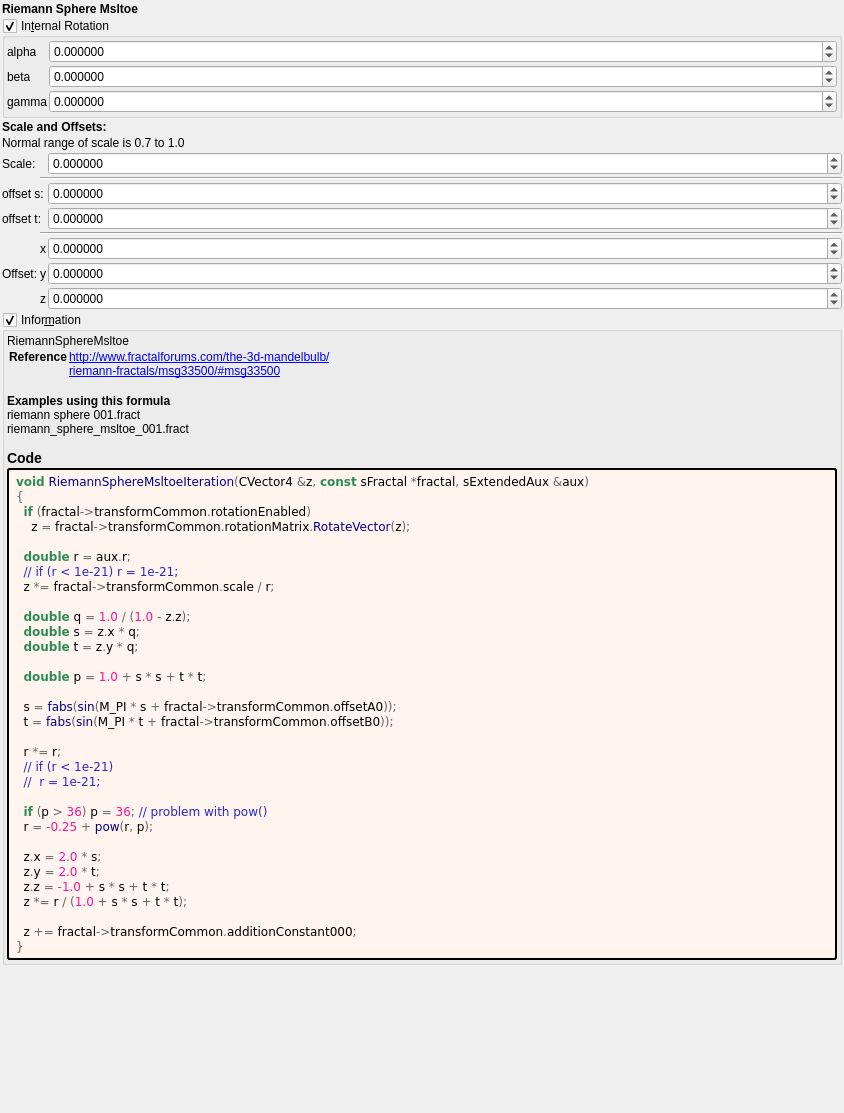
Before: the Qt Designer form mandelbulber2/formula/ui/riemann_sphere_msltoe.ui in buddhi1980/mandelbulber2, drawn with Qt 5.
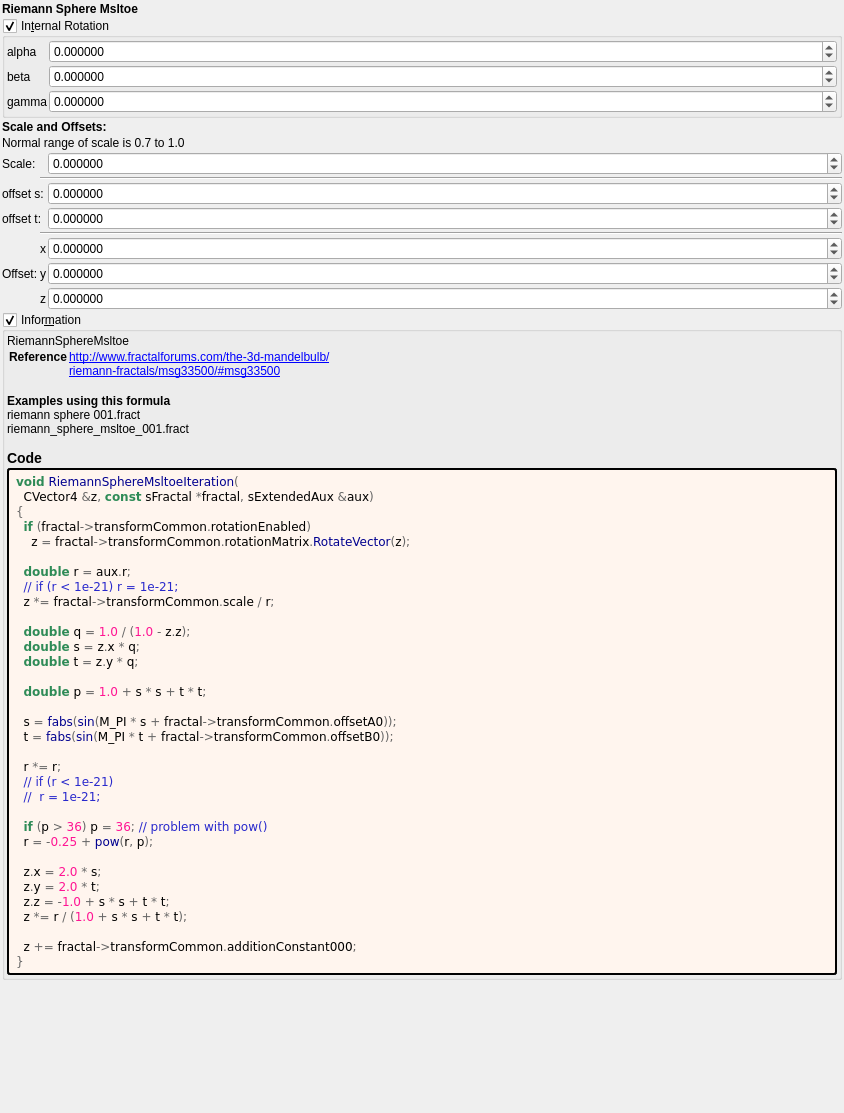
After: the same form once the commit is applied. Custom widgets are drawn as their Qt base class.

What changed in the file:
```diff
--- a/mandelbulber2/formula/ui/riemann_sphere_msltoe.ui
+++ b/mandelbulber2/formula/ui/riemann_sphere_msltoe.ui
@@ -494,7 +494,8 @@
         </property>
         <property name="text">
          <string notr="true">&lt;body style=&quot;background-color:#fff5ee&quot;&gt;
-&lt;pre style=&quot;color:#000000; background-color:#fff5ee;  font-family:'Courier New',monospace;&quot;&gt;&lt;span style=&quot;color:#2e8b57; font-weight:bold&quot;&gt;void&lt;/span&gt; &lt;span style=&quot;color:#00008f&quot;&gt;RiemannSphereMsltoeIteration&lt;/span&gt;&lt;span style=&quot;color:#676767&quot;&gt;(&lt;/span&gt;CVector4 &lt;span style=&quot;color:#676767&quot;&gt;&amp;amp;&lt;/span&gt;z&lt;span style=&quot;color:#676767&quot;&gt;,&lt;/span&gt; &lt;span style=&quot;color:#2e8b57; font-weight:bold&quot;&gt;const&lt;/span&gt; sFractal &lt;span style=&quot;color:#676767&quot;&gt;*&lt;/span&gt;fractal&lt;span style=&quot;color:#676767&quot;&gt;,&lt;/span&gt; sExtendedAux &lt;span style=&quot;color:#676767&quot;&gt;&amp;amp;&lt;/span&gt;aux&lt;span style=&quot;color:#676767&quot;&gt;)&lt;/span&gt;
+&lt;pre style=&quot;color:#000000; background-color:#fff5ee;  font-family:'Courier New',monospace;&quot;&gt;&lt;span style=&quot;color:#2e8b57; font-weight:bold&quot;&gt;void&lt;/span&gt; &lt;span style=&quot;color:#00008f&quot;&gt;RiemannSphereMsltoeIteration&lt;/span&gt;&lt;span style=&quot;color:#676767&quot;&gt;(&lt;/span&gt;
+  CVector4 &lt;span style=&quot;color:#676767&quot;&gt;&amp;amp;&lt;/span&gt;z&lt;span style=&quot;color:#676767&quot;&gt;,&lt;/span&gt; &lt;span style=&quot;color:#2e8b57; font-weight:bold&quot;&gt;const&lt;/span&gt; sFractal &lt;span style=&quot;color:#676767&quot;&gt;*&lt;/span&gt;fractal&lt;span style=&quot;color:#676767&quot;&gt;,&lt;/span&gt; sExtendedAux &lt;span style=&quot;color:#676767&quot;&gt;&amp;amp;&lt;/span&gt;aux&lt;span style=&quot;color:#676767&quot;&gt;)&lt;/span&gt;
 &lt;span style=&quot;color:#676767&quot;&gt;{&lt;/span&gt;
   &lt;span style=&quot;color:#2e8b57; font-weight:bold&quot;&gt;if&lt;/span&gt; &lt;span style=&quot;color:#676767&quot;&gt;(&lt;/span&gt;fractal&lt;span style=&quot;color:#676767&quot;&gt;-&amp;gt;&lt;/span&gt;transformCommon&lt;span style=&quot;color:#676767&quot;&gt;.&lt;/span&gt;rotationEnabled&lt;span style=&quot;color:#676767&quot;&gt;)&lt;/span&gt;
     z &lt;span style=&quot;color:#676767&quot;&gt;=&lt;/span&gt; fractal&lt;span style=&quot;color:#676767&quot;&gt;-&amp;gt;&lt;/span&gt;transformCommon&lt;span style=&quot;color:#676767&quot;&gt;.&lt;/span&gt;rotationMatrix&lt;span style=&quot;color:#676767&quot;&gt;.&lt;/span&gt;&lt;span style=&quot;color:#00008f&quot;&gt;RotateVector&lt;/span&gt;&lt;span style=&quot;color:#676767&quot;&gt;(&lt;/span&gt;z&lt;span style=&quot;color:#676767&quot;&gt;);&lt;/span&gt;
```
